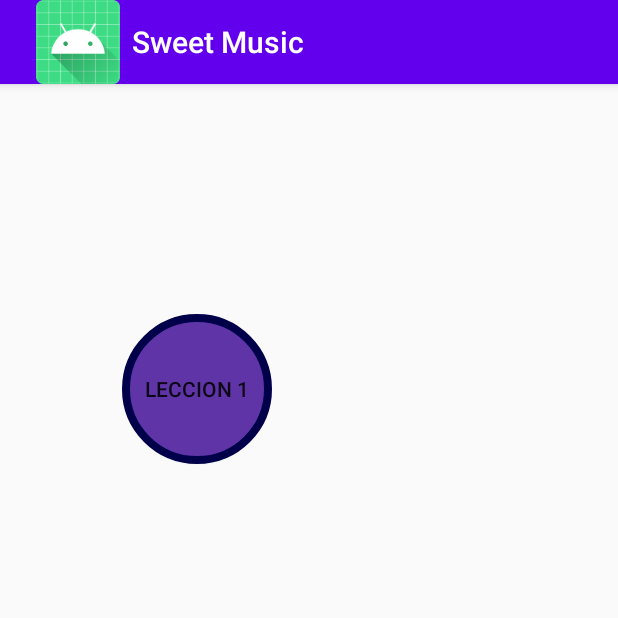
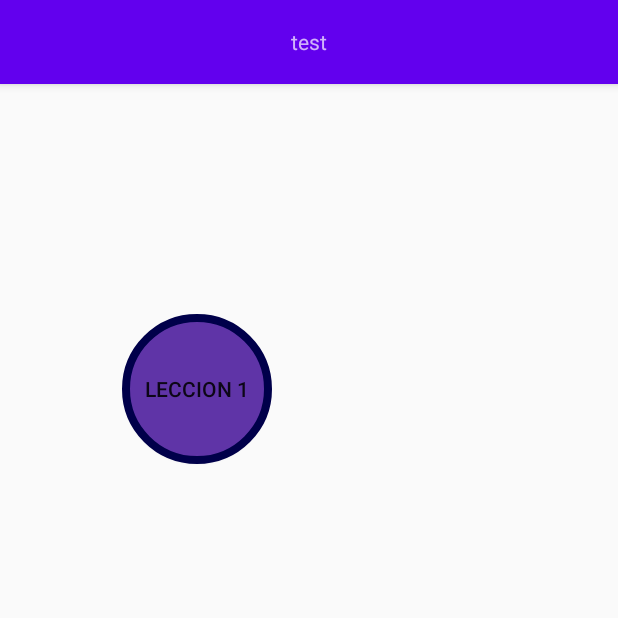
Before and after one commit to Mike-Fernandez/SweetMusic, an Android app: the screen it shows after launch (MainActivity), on a phone screen of 412 x 824 dp, the top half of it. Run offline under Robolectric (Android 15) with nearby library versions, the phone set to English and light mode, and no system bars.

Commit message:
Modifying the action bar

```diff
--- a/app/src/main/java/com/programoviles/sweetmusic/MainActivity.kt
+++ b/app/src/main/java/com/programoviles/sweetmusic/MainActivity.kt
@@ -9,9 +9,13 @@
     override fun onCreate(savedInstanceState: Bundle?) {
         super.onCreate(savedInstanceState)
         setContentView(R.layout.activity_main)
-        val actionBar: ActionBar? = supportActionBar
-        supportActionBar?.setDisplayShowHomeEnabled(true);
+
+        supportActionBar?.displayOptions = ActionBar.DISPLAY_SHOW_CUSTOM
+        supportActionBar?.setCustomView(R.layout.action_bar_layout)
+
+//        val actionBar: ActionBar? = supportActionBar
+/*        supportActionBar?.setDisplayShowHomeEnabled(true);
         supportActionBar?.setLogo(R.mipmap.ic_launcher);
-        supportActionBar?.setDisplayUseLogoEnabled(true);
+        supportActionBar?.setDisplayUseLogoEnabled(true);*/
     }
 }
--- /dev/null
+++ b/app/src/main/res/layout/action_bar_layout.xml
@@ -0,0 +1,20 @@
+<?xml version="1.0" encoding="utf-8"?>
+<LinearLayout xmlns:android="http://schemas.android.com/apk/res/android"
+    android:layout_width="wrap_content"
+    android:layout_height="wrap_content"
+    android:layout_gravity="center"
+    android:orientation="vertical">
+
+    <TextView
+        android:layout_width="wrap_content"
+        android:layout_height="wrap_content"
+        android:text="test"/>
+
+<!--    <android.support.v7.widget.AppCompatTextView
+        android:id="@+id/tvTitle"
+        android:layout_width="wrap_content"
+        android:layout_height="wrap_content"
+        android:gravity="center"
+        android:textColor="#FFFFFF" />-->
+
+</LinearLayout>
```
